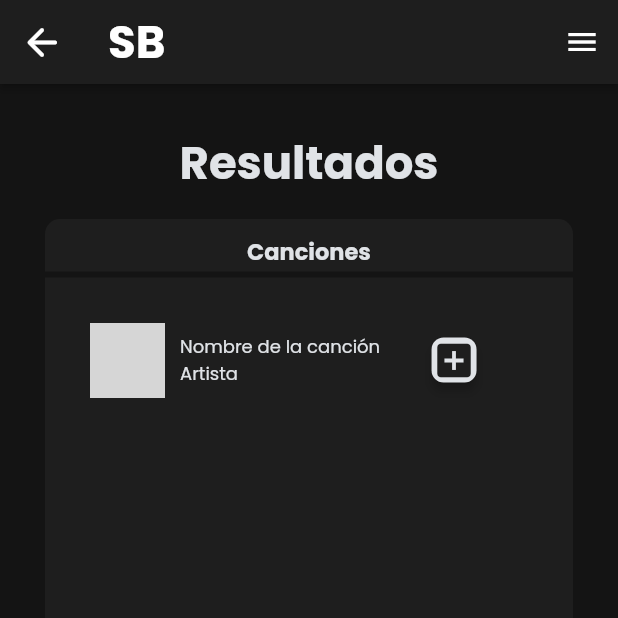
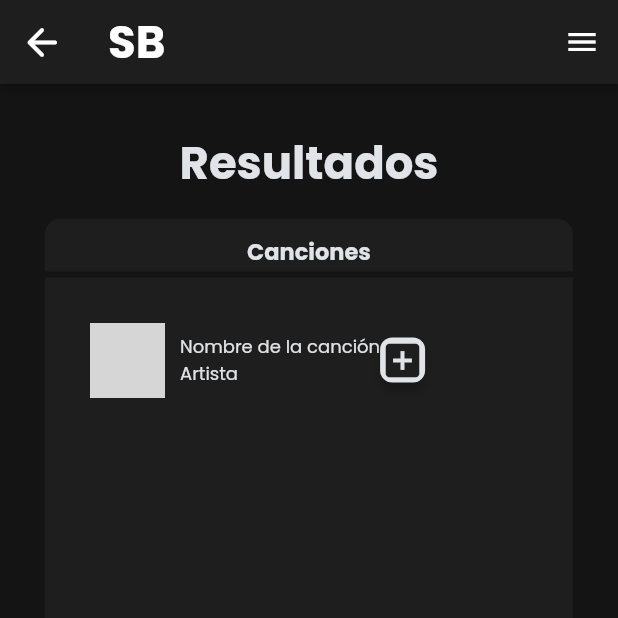
Before and after one commit to MiisaelCabrera/songbase, a Flutter app: the SearchResultsWidget screen opened by its route, on a phone screen of 412 x 824 dp, the top half of it. Run offline on Flutter 3.47's test engine with Material 2 defaults, Android fonts, the phone set to English and light mode, and no system bars; our stand-ins replace auto_size_text, easy_debounce, font_awesome_flutter, from_css_color, go_router, google_fonts and 3 more; missing offline and left inert: json_path; accounts and stored records are empty; network calls fail; grey boxes are pictures that could not be loaded.

Commit message:
Updating to latest FlutterFlow output.

```diff
--- a/lib/pages/search_results/search_results_widget.dart
+++ b/lib/pages/search_results/search_results_widget.dart
@@ -490,8 +490,7 @@ class _SearchResultsWidgetState extends State<SearchResultsWidget> {
                                       ],
                                     ),
                                   ),
-                                  Flexible(
-                                    child: Align(
+                                  Align(
                                     alignment: AlignmentDirectional(0.0, 0.0),
                                     child: FFButtonWidget(
                                       onPressed: () {
@@ -505,16 +504,14 @@ class _SearchResultsWidgetState extends State<SearchResultsWidget> {
                                       options: FFButtonOptions(
                                         width: 30.0,
                                         height: 30.0,
-                                          padding:
-                                              EdgeInsetsDirectional.fromSTEB(
+                                        padding: EdgeInsetsDirectional.fromSTEB(
                                             0.0, 0.0, 0.0, 0.0),
                                         iconPadding:
                                             EdgeInsetsDirectional.fromSTEB(
                                                 0.0, 0.0, 0.0, 0.0),
                                         color: FlutterFlowTheme.of(context)
                                             .lineColor,
-                                          textStyle:
-                                              FlutterFlowTheme.of(context)
+                                        textStyle: FlutterFlowTheme.of(context)
                                             .titleSmall
                                             .override(
                                               fontFamily: 'Poppins',
@@ -527,7 +524,6 @@ class _SearchResultsWidgetState extends State<SearchResultsWidget> {
                                         ),
                                         borderRadius:
                                             BorderRadius.circular(8.0),
-                                        ),
                                       ),
                                     ),
                                   ),
```
Also changed, not shown: lib/pages/songs_list/songs_list_widget.dart (+3 -7 lines). Lines whose indentation alone changed are shown as unchanged.
